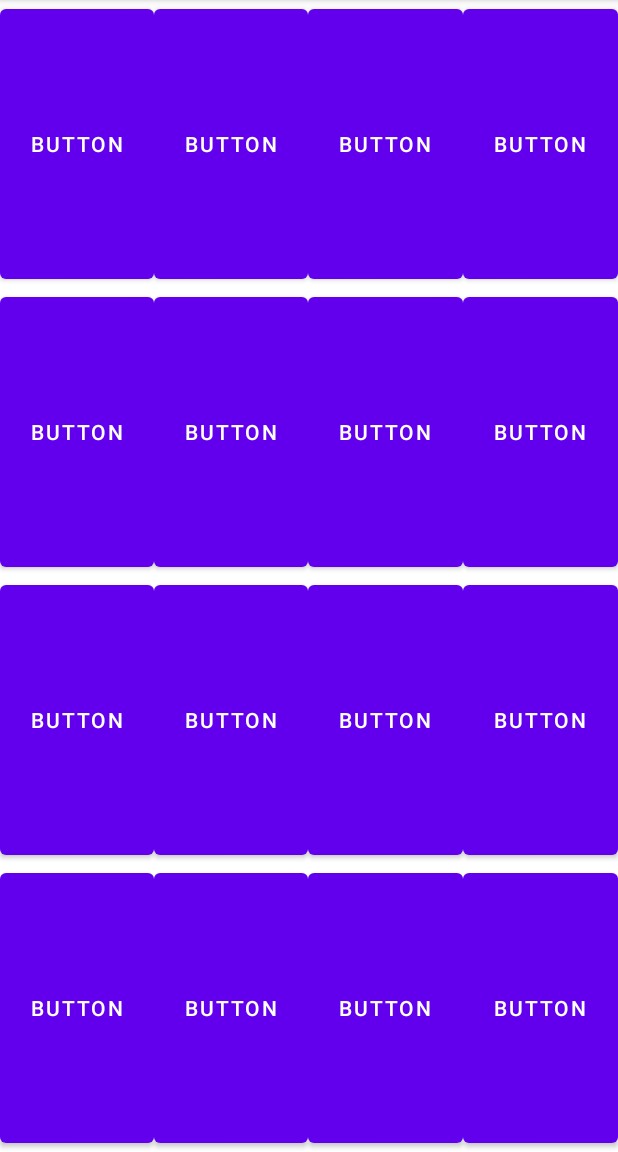
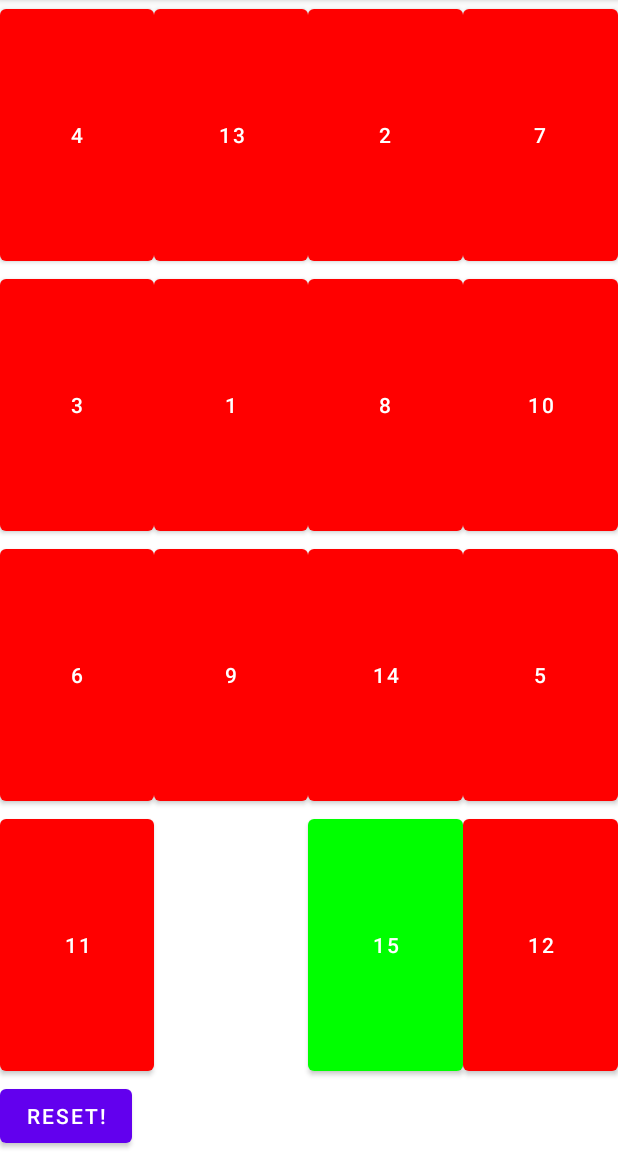
Before and after one commit to oreillyb25/15_Squares_Buttons, an Android app: the screen it shows after launch (MainActivity), on a phone screen of 412 x 824 dp, the part 84-1236 px from its top. Run offline under Robolectric (Android 15) with nearby library versions, the phone set to English and light mode, and no system bars.

Commit message:
finished project

```diff
--- a/app/src/main/java/com/example/a15_squares_buttons/MainActivity.java
+++ b/app/src/main/java/com/example/a15_squares_buttons/MainActivity.java
@@ -3,6 +3,7 @@ package com.example.a15_squares_buttons;
 import androidx.appcompat.app.AppCompatActivity;
 
 import android.os.Bundle;
+import android.widget.Button;
 
 public class MainActivity extends AppCompatActivity {
 
@@ -10,5 +11,50 @@ public class MainActivity extends AppCompatActivity {
     protected void onCreate(Bundle savedInstanceState) {
         super.onCreate(savedInstanceState);
         setContentView(R.layout.activity_main);
+        PuzzleView pv = new PuzzleView();
+        PuzzleModel pm = pv.getPuzzleModel();
+        PuzzleController pc = new PuzzleController(pv);
+
+        Button r = findViewById(R.id.create);
+        r.setOnClickListener(pc);
+
+        pm.buttons[0][0] = findViewById(R.id.button);
+        pm.buttons[0][0].setOnClickListener(pc);
+        pm.buttons[0][1] = findViewById(R.id.button2);
+        pm.buttons[0][1].setOnClickListener(pc);
+        pm.buttons[0][2] = findViewById(R.id.button3);
+        pm.buttons[0][2].setOnClickListener(pc);
+        pm.buttons[0][3] = findViewById(R.id.button4);
+        pm.buttons[0][3].setOnClickListener(pc);
+
+        pm.buttons[1][0] = findViewById(R.id.button5);
+        pm.buttons[1][0].setOnClickListener(pc);
+        pm.buttons[1][1] = findViewById(R.id.button6);
+        pm.buttons[1][1].setOnClickListener(pc);
+        pm.buttons[1][2] = findViewById(R.id.button7);
+        pm.buttons[1][2].setOnClickListener(pc);
+        pm.buttons[1][3] = findViewById(R.id.button8);
+        pm.buttons[1][3].setOnClickListener(pc);
+
+        pm.buttons[2][0] = findViewById(R.id.button9);
+        pm.buttons[2][0].setOnClickListener(pc);
+        pm.buttons[2][1] = findViewById(R.id.button10);
+        pm.buttons[2][1].setOnClickListener(pc);
+        pm.buttons[2][2] = findViewById(R.id.button11);
+        pm.buttons[2][2].setOnClickListener(pc);
+        pm.buttons[2][3] = findViewById(R.id.button12);
+        pm.buttons[2][3].setOnClickListener(pc);
+
+        pm.buttons[3][0] = findViewById(R.id.button13);
+        pm.buttons[3][0].setOnClickListener(pc);
+        pm.buttons[3][1] = findViewById(R.id.button14);
+        pm.buttons[3][1].setOnClickListener(pc);
+        pm.buttons[3][2] = findViewById(R.id.button15);
+        pm.buttons[3][2].setOnClickListener(pc);
+        pm.buttons[3][3] = findViewById(R.id.button16);
+        pm.buttons[3][3].setOnClickListener(pc);
+
+        pv.drawGrid();
+
     }
 }
--- a/app/src/main/java/com/example/a15_squares_buttons/PuzzleController.java
+++ b/app/src/main/java/com/example/a15_squares_buttons/PuzzleController.java
@@ -1,12 +1,52 @@
 package com.example.a15_squares_buttons;
 
-public class PuzzleController {
+import android.view.View;
 
-    PuzzleModel pm;
-    PuzzleView pv;
+public class PuzzleController implements View.OnClickListener{
+
+    private PuzzleModel pm;
+    private PuzzleView pv;
 
     public PuzzleController(PuzzleView pvo){
         pv = pvo;
         pm = pv.getPuzzleModel();
     }
+
+    public void onClick(View view){
+        if(view.getId() == R.id.create){
+            pv.drawGrid();
+        }
+        else{
+            int row = 0;
+            int col = 0;
+            for(int i = 0; i < 4; i++){
+                for(int j = 0; j < 4; j++){
+                    if(view == pm.buttons[i][j]){
+                        row = i;
+                        col = j;
+                    }
+                }
+            }
+            if(row != 3){
+                if(pm.arr[row+1][col] == 16){
+                    pv.move(row, col, row+1, col);
+                }
+            }
+            if(col != 3){
+                if(pm.arr[row][col+1] == 16){
+                    pv.move(row, col, row, col+1);
+                }
+            }
+            if(row != 0){
+                if(pm.arr[row-1][col] == 16){
+                    pv.move(row, col, row-1, col);
+                }
+            }
+            if(col != 0){
+                if(pm.arr[row][col-1] == 16){
+                    pv.move(row, col, row, col-1);
+                }
+            }
+        }
+    }
 }
--- a/app/src/main/java/com/example/a15_squares_buttons/PuzzleModel.java
+++ b/app/src/main/java/com/example/a15_squares_buttons/PuzzleModel.java
@@ -1,5 +1,21 @@
 package com.example.a15_squares_buttons;
 
+import android.widget.Button;
+
+import java.util.ArrayList;
+
 public class PuzzleModel {
+/*game plan:
+double int array for the sixteen squares
+double int array to check the order
+button array
+<Integer> to shuffle values
+ */
+    int[][] arr = new int[4][4];
+    int[][] check = {{1, 2, 3, 4}, {5, 6, 7, 8}, {9, 10, 11, 12}, {13, 14, 15, 16}};
+    Button[][] buttons = new Button[4][4];
+
+    Integer[] shuf = new Integer[16];
+    //List <Integer> shuffle;
 
 }
--- a/app/src/main/java/com/example/a15_squares_buttons/PuzzleView.java
+++ b/app/src/main/java/com/example/a15_squares_buttons/PuzzleView.java
@@ -1,8 +1,78 @@
 package com.example.a15_squares_buttons;
 
+import android.graphics.Color;
+import android.view.View;
+
+import java.util.Arrays;
+import java.util.Collections;
+import java.util.List;
+
 public class PuzzleView {
-    PuzzleModel pm = new PuzzleModel();
+    private PuzzleModel pm = new PuzzleModel();
     public PuzzleModel getPuzzleModel(){
         return pm;
     }
+    /*
+    need to:
+    set button text, visibility, set background color, set clickable: check if its the last number
+    need to get the row and col of the clicked button: use view button, should do in controller
+     */
+
+    public void drawGrid(){
+        for(int i = 0; i < 16; i++){
+            pm.shuf[i] = i + 1;
+        }
+        List<Integer> shuffle = Arrays.asList(pm.shuf);
+        Collections.shuffle(shuffle);
+        shuffle.toArray(pm.shuf);
+
+        int x = 0;
+        for(int i = 0; i < 4; i++){
+            for(int j = 0; j < 4; j++){
+                pm.arr[i][j] = pm.shuf[x];
+                x++;
+            }
+        }
+
+        for(int i = 0; i < 4; i++){
+            for(int j = 0; j < 4; j++){
+                pm.buttons[i][j].setText(pm.arr[i][j] + "");
+                pm.buttons[i][j].setBackgroundColor(Color.RED);
+                pm.buttons[i][j].setClickable(true);
+                pm.buttons[i][j].setVisibility(View.VISIBLE);
+
+                if(pm.arr[i][j] == 16){
+                    pm.buttons[i][j].setClickable(false);
+                    pm.buttons[i][j].setVisibility(View.INVISIBLE);
+                }
+
+                if(pm.buttons[i][j].getText().equals(String.valueOf(pm.check[i][j]))){
+                    pm.buttons[i][j].setBackgroundColor(Color.GREEN);
+                }
+            }
+        }
+    }
+    public void move(int row, int col, int newRow, int newCol){
+        int temp;
+        temp = pm.arr[row][col];
+        pm.arr[row][col] = pm.arr[newRow][newCol];
+        pm.arr[newRow][newCol] = temp;
+        //swapping spots
+        pm.buttons[row][col].setVisibility(View.INVISIBLE);
+        pm.buttons[newRow][newCol].setVisibility(View.VISIBLE);
+        pm.buttons[row][col].setText(String.valueOf(pm.arr[row][col]));
+        pm.buttons[newRow][newCol].setText(String.valueOf(pm.arr[newRow][newCol]));
+        pm.buttons[row][col].setClickable(false);
+        pm.buttons[newRow][newCol].setClickable(true);
+
+        //setting the correct colors
+        for(int i = 0; i < 4; i++){
+            for(int j = 0; j < 4; j++){
+                pm.buttons[i][j].setBackgroundColor(Color.RED);
+                if(pm.buttons[i][j].getText().equals(String.valueOf(pm.check[i][j]))){
+                    pm.buttons[i][j].setBackgroundColor(Color.GREEN);
+                }
+            }
+        }
+    }
 }
--- a/app/src/main/res/layout/activity_main.xml
+++ b/app/src/main/res/layout/activity_main.xml
@@ -5,11 +5,6 @@
     android:layout_width="match_parent"
     android:layout_height="match_parent"
     tools:context=".MainActivity">
-
-    <LinearLayout
-        android:layout_width="match_parent"
-        android:layout_height="match_parent"
-        android:orientation="horizontal"/>
 
     <TableLayout
         android:layout_width="match_parent"
@@ -21,32 +16,28 @@
             android:layout_weight="1">
 
             <Button
+                android:id="@+id/button"
+                android:layout_width="wrap_content"
+                android:layout_height="match_parent"
+                android:layout_weight="1" />
+
+            <Button
                 android:id="@+id/button2"
                 android:layout_width="wrap_content"
                 android:layout_height="match_parent"
-                android:layout_weight="1"
-                android:text="Button" />
-
-            <Button
-                android:id="@+id/button"
-                android:layout_width="wrap_content"
-                android:layout_height="match_parent"
-                android:layout_weight="1"
-                android:text="Button" />
+                android:layout_weight="1" />
 
             <Button
                 android:id="@+id/button3"
                 android:layout_width="wrap_content"
                 android:layout_height="match_parent"
-                android:layout_weight="1"
-                android:text="Button" />
+                android:layout_weight="1" />
 
             <Button
                 android:id="@+id/button4"
                 android:layout_width="wrap_content"
                 android:layout_height="match_parent"
-                android:layout_weight="1"
-                android:text="Button" />
+                android:layout_weight="1" />
         </TableRow>
 
         <TableRow
@@ -58,29 +49,25 @@
                 android:id="@+id/button5"
                 android:layout_width="wrap_content"
                 android:layout_height="match_parent"
-                android:layout_weight="1"
-                android:text="Button" />
+                android:layout_weight="1" />
 
             <Button
                 android:id="@+id/button6"
                 android:layout_width="wrap_content"
                 android:layout_height="match_parent"
-                android:layout_weight="1"
-                android:text="Button" />
+                android:layout_weight="1" />
 
             <Button
                 android:id="@+id/button7"
                 android:layout_width="wrap_content"
                 android:layout_height="match_parent"
-                android:layout_weight="1"
-                android:text="Button" />
+                android:layout_weight="1" />
 
             <Button
                 android:id="@+id/button8"
                 android:layout_width="wrap_content"
                 android:layout_height="match_parent"
-                android:layout_weight="1"
-                android:text="Button" />
+                android:layout_weight="1" />
         </TableRow>
 
         <TableRow
@@ -92,29 +79,25 @@
                 android:id="@+id/button9"
                 android:layout_width="wrap_content"
                 android:layout_height="match_parent"
-                android:layout_weight="1"
-                android:text="Button" />
+                android:layout_weight="1" />
 
             <Button
                 android:id="@+id/button10"
                 android:layout_width="wrap_content"
                 android:layout_height="match_parent"
-                android:layout_weight="1"
-                android:text="Button" />
+                android:layout_weight="1" />
 
             <Button
                 android:id="@+id/button11"
                 android:layout_width="wrap_content"
                 android:layout_height="match_parent"
-                android:layout_weight="1"
-                android:text="Button" />
+                android:layout_weight="1" />
 
             <Button
                 android:id="@+id/button12"
                 android:layout_width="wrap_content"
                 android:layout_height="match_parent"
-                android:layout_weight="1"
-                android:text="Button" />
+                android:layout_weight="1" />
         </TableRow>
 
         <TableRow
@@ -126,29 +109,36 @@
                 android:id="@+id/button13"
                 android:layout_width="wrap_content"
                 android:layout_height="match_parent"
-                android:layout_weight="1"
-                android:text="Button" />
+                android:layout_weight="1" />
 
             <Button
                 android:id="@+id/button14"
                 android:layout_width="wrap_content"
                 android:layout_height="match_parent"
-                android:layout_weight="1"
-                android:text="Button" />
+                android:layout_weight="1" />
 
             <Button
                 android:id="@+id/button15"
                 android:layout_width="wrap_content"
                 android:layout_height="match_parent"
-                android:layout_weight="1"
-                android:text="Button" />
+                android:layout_weight="1" />
 
             <Button
                 android:id="@+id/button16"
                 android:layout_width="wrap_content"
                 android:layout_height="match_parent"
-                android:layout_weight="1"
-                android:text="Button" />
+                android:layout_weight="1" />
+        </TableRow>
+
+        <TableRow
+            android:layout_width="match_parent"
+            android:layout_height="match_parent" >
+
+            <Button
+                android:id="@+id/create"
+                android:layout_width="wrap_content"
+                android:layout_height="wrap_content"
+                android:text="reset!" />
         </TableRow>
     </TableLayout>
 
```
